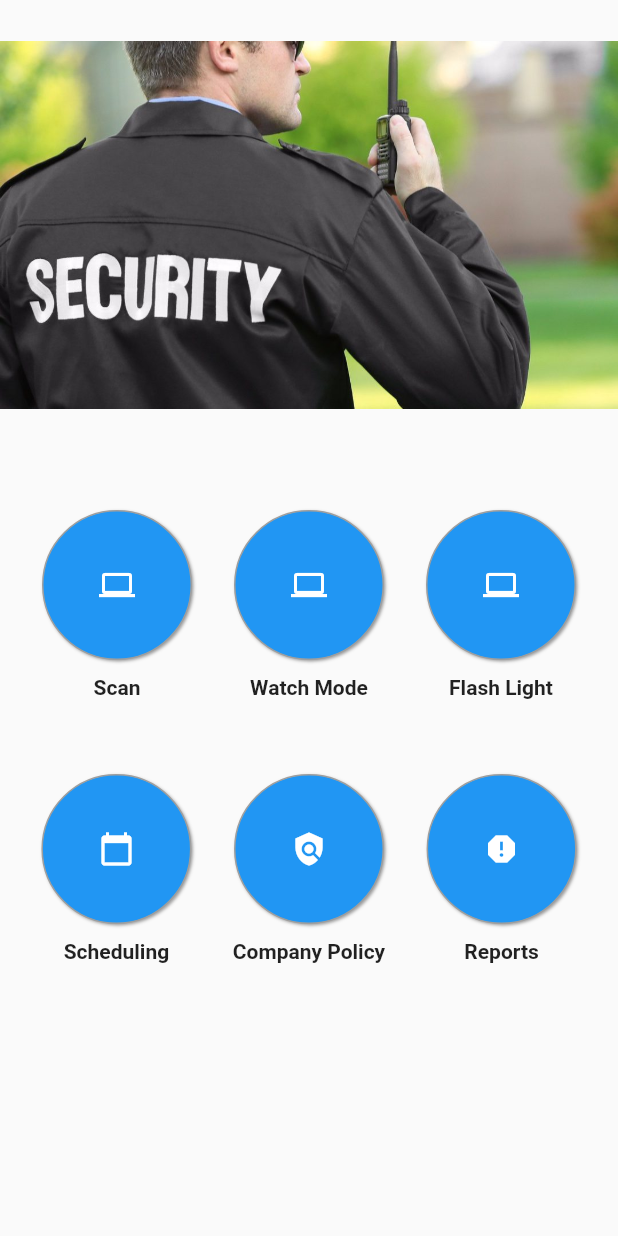
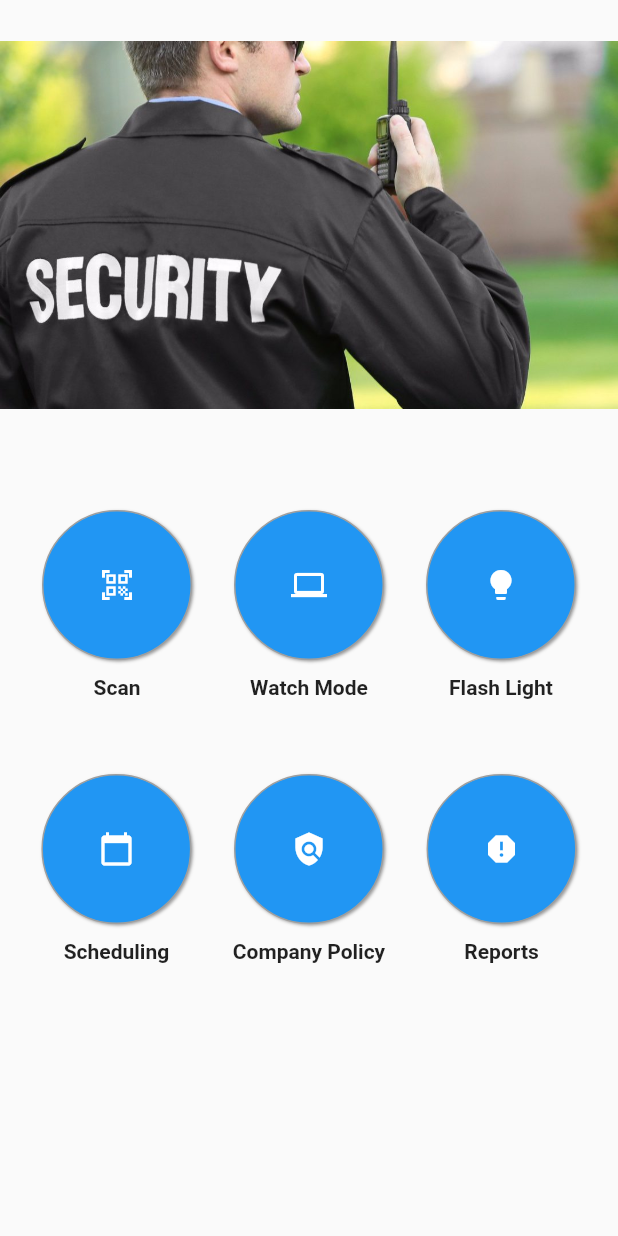
Before and after one commit to andres-alba/alba-security, a Flutter app: the DashBoardScreen screen opened directly, on a phone screen of 412 x 824 dp. Run offline on Flutter 3.47's test engine with Material 2 defaults, Android fonts, the phone set to English and light mode, and no system bars; our stand-ins replace animated_text_kit, cloud_firestore, firebase_auth, firebase_core, geolocator, get and 2 more; missing offline and left inert: barcode_scan, flashlight, geocoder, torch_compat; accounts and stored records are empty.

Commit message:
Added Torch light

```diff
--- a/lib/controllers/GridController.dart
+++ b/lib/controllers/GridController.dart
@@ -1,3 +1,16 @@
 import 'package:get/get.dart';
 
-class GridController extends GetxController {}
+class DashboardController extends GetxController {
+  bool isCurrentlyTouching = false;
+  bool isFlashOn = false;
+
+  void handleTouch(bool isTouching) {
+    isCurrentlyTouching = isTouching;
+    update();
+  }
+
+  void handleFlash(bool isOn) {
+    isFlashOn = isOn;
+    update();
+  }
+}
--- a/lib/screens/dashboard_screen.dart
+++ b/lib/screens/dashboard_screen.dart
@@ -1,10 +1,47 @@
+import 'package:alba_security/screens/scan_screen.dart';
+import 'package:firebase_auth/firebase_auth.dart';
 import 'package:flutter/material.dart';
 import 'package:alba_security/constants.dart';
+import 'package:get/get.dart';
+import 'package:alba_security/controllers/GridController.dart';
+import 'package:flashlight/flashlight.dart';
+import 'login_screen.dart';
+import 'package:torch_compat/torch_compat.dart';
+
+final _auth = FirebaseAuth.instance;
 
 class DashBoardScreen extends StatelessWidget {
   @override
   Widget build(BuildContext context) {
-    return Scaffold(
+    Future<bool> _onBackPressed() {
+      return showDialog(
+        context: context,
+        builder: (context) => AlertDialog(
+          title: Text('Do you really want to log out'),
+          actions: [
+            TextButton(
+              onPressed: () {
+                _auth.signOut();
+                Get.back();
+              },
+              child: Text('Cancel'),
+            ),
+            TextButton(
+              onPressed: () {
+                _auth.signOut();
+                Get.to(LoginScreen());
+              },
+              child: Text('Log out'),
+            ),
+          ],
+        ),
+      );
+    }
+
+    return GetBuilder<DashboardController>(builder: (controller) {
+      return WillPopScope(
+        onWillPop: _onBackPressed,
+        child: Scaffold(
           body: SafeArea(
             child: Column(
               children: [
@@ -22,18 +59,73 @@ class DashBoardScreen extends StatelessWidget {
                       Row(
                         mainAxisAlignment: MainAxisAlignment.spaceEvenly,
                         children: [
-                      DashBoardWidget(Icons.computer, 'Scan'),
-                      DashBoardWidget(Icons.computer, 'Watch Mode'),
-                      DashBoardWidget(Icons.computer, 'Flash Light'),
+                          DashBoardWidget(
+                              Icons.qr_code_scanner, 'Scan', ScanScreen()),
+                          DashBoardWidget(
+                              Icons.computer, 'Watch Mode', ScanScreen()),
+                          RawMaterialButton(
+                            onPressed: () async {
+                              if (controller.isFlashOn) {
+                                TorchCompat.turnOn();
+                                controller.isFlashOn = false;
+                              } else if (controller.isFlashOn == false) {
+                                TorchCompat.turnOff();
+                                controller.isFlashOn = true;
+                              }
+                            },
+                            child: Column(
+                              mainAxisAlignment: MainAxisAlignment.center,
+                              crossAxisAlignment: CrossAxisAlignment.center,
+                              children: [
+                                Container(
+                                  width: 100.0,
+                                  height: 100.0,
+                                  decoration: BoxDecoration(
+                                      boxShadow: [
+                                        BoxShadow(
+                                          color: Colors.grey,
+                                          blurRadius: 1.0,
+                                          spreadRadius: 0.0,
+                                          offset: Offset(1.0, 1.0),
+                                        ),
+                                      ],
+                                      color: Colors.blue,
+                                      borderRadius: BorderRadius.circular(50.0),
+                                      border: Border.all(color: Colors.grey)),
+                                  child: Column(
+                                    crossAxisAlignment:
+                                        CrossAxisAlignment.center,
+                                    mainAxisAlignment: MainAxisAlignment.center,
+                                    children: [
+                                      Center(
+                                        child: Icon(
+                                          Icons.lightbulb,
+                                          color: Colors.white,
+                                        ),
+                                      ),
+                                    ],
+                                  ),
+                                ),
+                                SizedBox(height: 10.0),
+                                Text(
+                                  'Flash Light',
+                                  style: kTextStyle,
+                                ),
+                              ],
+                            ),
+                          ),
                         ],
                       ),
                       SizedBox(height: 50.0),
                       Row(
                         mainAxisAlignment: MainAxisAlignment.spaceEvenly,
                         children: [
-                      DashBoardWidget(Icons.calendar_today, 'Scheduling'),
-                      DashBoardWidget(Icons.policy, 'Company Policy'),
-                      DashBoardWidget(Icons.report, 'Reports'),
+                          DashBoardWidget(
+                              Icons.calendar_today, 'Scheduling', ScanScreen()),
+                          DashBoardWidget(
+                              Icons.policy, 'Company Policy', ScanScreen()),
+                          DashBoardWidget(
+                              Icons.report, 'Reports', ScanScreen()),
                         ],
                       ),
                     ],
@@ -42,19 +134,28 @@ class DashBoardScreen extends StatelessWidget {
               ],
             ),
           ),
+        ),
       );
+    });
   }
 }
 
 class DashBoardWidget extends StatelessWidget {
   final icon;
   final label;
+  final screen;
 
-  const DashBoardWidget(this.icon, this.label);
+  const DashBoardWidget(this.icon, this.label, this.screen);
 
   @override
   Widget build(BuildContext context) {
-    return Column(
+    return GetBuilder<DashboardController>(builder: (controller) {
+      return RawMaterialButton(
+        onPressed: () {
+          controller.isCurrentlyTouching = true;
+          Get.to(screen);
+        },
+        child: Column(
           mainAxisAlignment: MainAxisAlignment.center,
           crossAxisAlignment: CrossAxisAlignment.center,
           children: [
@@ -92,6 +193,8 @@ class DashBoardWidget extends StatelessWidget {
               style: kTextStyle,
             ),
           ],
+        ),
       );
+    });
   }
 }
--- a/pubspec.yaml
+++ b/pubspec.yaml
@@ -21,6 +21,9 @@ environment:
   sdk: ">=2.7.0 <3.0.0"
 
 dependencies:
+  torch_compat: ^1.0.2
+  flashlight: ^0.1.1
+  camera: ^0.7.0
   get: ^3.12.1
   geocoder: ^0.2.1
   geolocator: ^3.0.1
```
Also changed, not shown: lib/main.dart (+7 -1 lines), pubspec.lock, 1 other file. Lines whose indentation alone changed are shown as unchanged.
